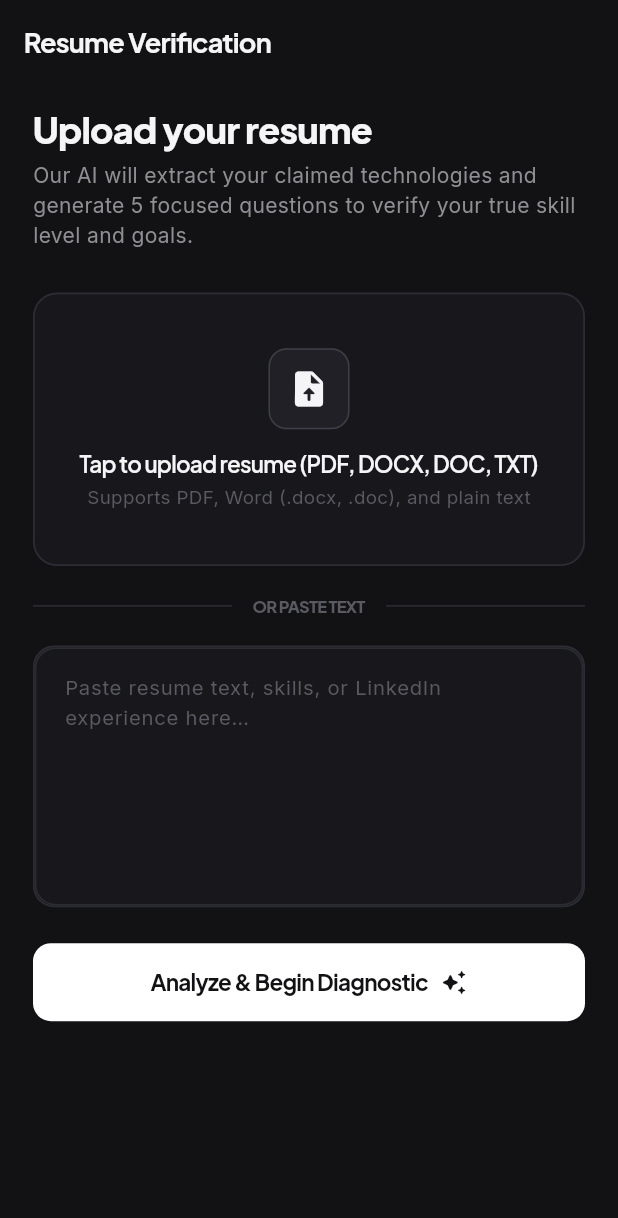
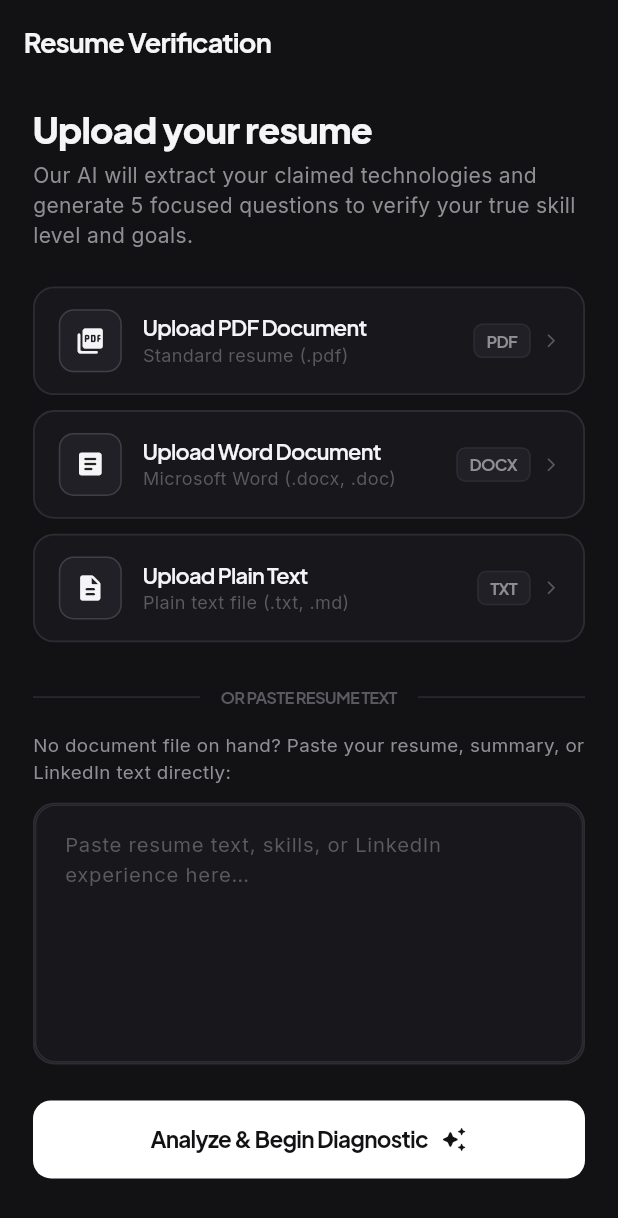
Before and after one commit to SaisagarYT/Stoptify, a Flutter app: the ResumeIntakeScreen screen opened by its route, on a phone screen of 412 x 824 dp. Shown: the top 1218 px of the screen. Run offline on Flutter 3.47's test engine with Material 3 defaults, Android fonts, the phone set to English and light mode, and no system bars; our stand-ins replace dio, file_picker, flutter_animate, flutter_markdown, flutter_riverpod, flutter_secure_storage and 4 more; accounts and stored records are empty.

Commit message:
Replace single dropzone with dedicated format buttons for PDF DOCX and TXT

```diff
--- a/mobile/lib/screens/resume_intake/resume_intake_screen.dart
+++ b/mobile/lib/screens/resume_intake/resume_intake_screen.dart
@@ -34,11 +34,11 @@ class _ResumeIntakeScreenState extends ConsumerState<ResumeIntakeScreen> {
     super.dispose();
   }
 
-  // Picks resume file from device
-  Future<void> _pickFile() async {
+  // Picks resume file of specific extensions from device
+  Future<void> _pickFile(List<String> extensions) async {
     final result = await FilePicker.platform.pickFiles(
       type: FileType.custom,
-      allowedExtensions: ['pdf', 'docx', 'doc', 'txt'],
+      allowedExtensions: extensions,
     );
     final path = result?.files.single.path;
     if (path != null) {
@@ -167,50 +167,71 @@ class _ResumeIntakeScreenState extends ConsumerState<ResumeIntakeScreen> {
               style: AppTypography.body(
                   fontSize: 14, color: AppColors.textSecondary),
             ),
-            const SizedBox(height: 28),
+            const SizedBox(height: 24),
 
-            // Dropzone Container
-            InkWell(
-              onTap: state.isAnalyzing ? null : _pickFile,
-              borderRadius: BorderRadius.circular(16),
-              child: Container(
-                width: double.infinity,
+            // Format Button 1: PDF
+            _FormatUploadButton(
+              title: 'Upload PDF Document',
+              subtitle: 'Standard resume (.pdf)',
+              badge: 'PDF',
+              icon: Icons.picture_as_pdf_rounded,
+              disabled: state.isAnalyzing,
+              onTap: () => _pickFile(['pdf']),
+            ),
+
+            // Format Button 2: Word / DOCX
+            _FormatUploadButton(
+              title: 'Upload Word Document',
+              subtitle: 'Microsoft Word (.docx, .doc)',
+              badge: 'DOCX',
+              icon: Icons.article_rounded,
+              disabled: state.isAnalyzing,
+              onTap: () => _pickFile(['docx', 'doc']),
+            ),
+
+            // Format Button 3: Plain Text
+            _FormatUploadButton(
+              title: 'Upload Plain Text',
+              subtitle: 'Plain text file (.txt, .md)',
+              badge: 'TXT',
+              icon: Icons.description_rounded,
+              disabled: state.isAnalyzing,
+              onTap: () => _pickFile(['txt', 'md']),
+            ),
+
+            if (state.isAnalyzing) ...[
+              const SizedBox(height: 8),
+              Container(
                 padding:
-                    const EdgeInsets.symmetric(vertical: 36, horizontal: 20),
+                    const EdgeInsets.symmetric(horizontal: 16, vertical: 14),
                 decoration: BoxDecoration(
-                  color: AppColors.surface,
-                  borderRadius: BorderRadius.circular(16),
-                  border: Border.all(color: AppColors.borderSubtle, width: 1.2),
+                  color: AppColors.surfaceElevated,
+                  borderRadius: BorderRadius.circular(12),
+                  border: Border.all(color: AppColors.borderStrong, width: 1),
                 ),
-                child: Column(
+                child: Row(
                   children: [
-                    Container(
-                      padding: const EdgeInsets.all(12),
-                      decoration: BoxDecoration(
-                        color: AppColors.surfaceElevated,
-                        borderRadius: BorderRadius.circular(12),
-                        border:
-                            Border.all(color: AppColors.borderStrong, width: 1),
+                    const SizedBox(
+                      width: 18,
+                      height: 18,
+                      child: CircularProgressIndicator(
+                        strokeWidth: 2,
+                        valueColor:
+                            AlwaysStoppedAnimation<Color>(AppColors.buttonPrimary),
                       ),
-                      child: const Icon(Icons.upload_file_rounded,
-                          size: 28, color: AppColors.textPrimary),
                     ),
-                    const SizedBox(height: 14),
-                    Text(
-                      'Tap to upload resume (PDF, DOCX, DOC, TXT)',
-                      style: AppTypography.heading(
-                          fontSize: 15, weight: FontWeight.w600),
-                    ),
-                    const SizedBox(height: 4),
-                    Text(
-                      'Supports PDF, Word (.docx, .doc), and plain text',
-                      style: AppTypography.body(
-                          fontSize: 12.5, color: AppColors.textMuted),
+                    const SizedBox(width: 12),
+                    Expanded(
+                      child: Text(
+                        'Extracting content & generating questions...',
+                        style: AppTypography.body(
+                            fontSize: 13, color: AppColors.textPrimary),
+                      ),
                     ),
                   ],
                 ),
               ),
-            ),
+            ],
 
             const SizedBox(height: 20),
 
@@ -219,15 +240,23 @@ class _ResumeIntakeScreenState extends ConsumerState<ResumeIntakeScreen> {
                 const Expanded(child: Divider(color: AppColors.borderSubtle)),
                 Padding(
                   padding: const EdgeInsets.symmetric(horizontal: 14),
-                  child: Text('OR PASTE TEXT',
+                  child: Text('OR PASTE RESUME TEXT',
                       style: AppTypography.heading(
-                          fontSize: 11, color: AppColors.textMuted)),
+                          fontSize: 11,
+                          color: AppColors.textMuted,
+                          weight: FontWeight.w700)),
                 ),
                 const Expanded(child: Divider(color: AppColors.borderSubtle)),
               ],
             ),
 
-            const SizedBox(height: 20),
+            const SizedBox(height: 16),
+            Text(
+              'No document file on hand? Paste your resume, summary, or LinkedIn text directly:',
+              style: AppTypography.body(
+                  fontSize: 12.5, color: AppColors.textSecondary),
+            ),
+            const SizedBox(height: 12),
 
             // Text Paste Area
             Container(
@@ -442,3 +471,103 @@ class _ResumeIntakeScreenState extends ConsumerState<ResumeIntakeScreen> {
     );
   }
 }
+
+/// Reusable format-specific upload card button
+class _FormatUploadButton extends StatelessWidget {
+  const _FormatUploadButton({
+    required this.title,
+    required this.subtitle,
+    required this.badge,
+    required this.icon,
+    required this.onTap,
+    this.disabled = false,
+  });
+
+  final String title;
+  final String subtitle;
+  final String badge;
+  final IconData icon;
+  final VoidCallback? onTap;
+  final bool disabled;
+
+  @override
+  Widget build(BuildContext context) {
+    return Container(
+      margin: const EdgeInsets.only(bottom: 10),
+      decoration: BoxDecoration(
+        color: AppColors.surface,
+        borderRadius: BorderRadius.circular(14),
+        border: Border.all(color: AppColors.borderSubtle, width: 1.2),
+      ),
+      child: Material(
+        color: Colors.transparent,
+        child: InkWell(
+          onTap: disabled ? null : onTap,
+          borderRadius: BorderRadius.circular(14),
+          child: Padding(
+            padding: const EdgeInsets.symmetric(horizontal: 16, vertical: 14),
+            child: Row(
+              children: [
+                Container(
+                  width: 42,
+                  height: 42,
+                  decoration: BoxDecoration(
+                    color: AppColors.surfaceElevated,
+                    borderRadius: BorderRadius.circular(10),
+                    border: Border.all(color: AppColors.borderStrong, width: 1),
+                  ),
+                  child: Icon(icon, color: AppColors.textPrimary, size: 20),
+                ),
+                const SizedBox(width: 14),
+                Expanded(
+                  child: Column(
+                    crossAxisAlignment: CrossAxisAlignment.start,
+                    children: [
+                      Text(
+                        title,
+                        style: AppTypography.heading(
+                          fontSize: 14.5,
+                          weight: FontWeight.w600,
+                        ),
+                      ),
+                      const SizedBox(height: 2),
+                      Text(
+                        subtitle,
+                        style: AppTypography.body(
+                          fontSize: 12,
+                          color: AppColors.textMuted,
+                        ),
+                      ),
+                    ],
+                  ),
+                ),
+                Container(
+                  padding: const EdgeInsets.symmetric(horizontal: 8, vertical: 4),
+                  decoration: BoxDecoration(
+                    color: AppColors.surfaceElevated,
+                    borderRadius: BorderRadius.circular(6),
+                    border: Border.all(color: AppColors.borderSubtle, width: 1),
+                  ),
+                  child: Text(
+                    badge,
+                    style: AppTypography.heading(
+                      fontSize: 11,
+                      weight: FontWeight.w700,
+                      color: AppColors.textSecondary,
+                    ),
+                  ),
+                ),
+                const SizedBox(width: 8),
+                const Icon(
+                  Icons.arrow_forward_ios_rounded,
+                  size: 11,
+                  color: AppColors.textMuted,
+                ),
+              ],
+            ),
+          ),
+        ),
+      ),
+    );
+  }
+}
```
